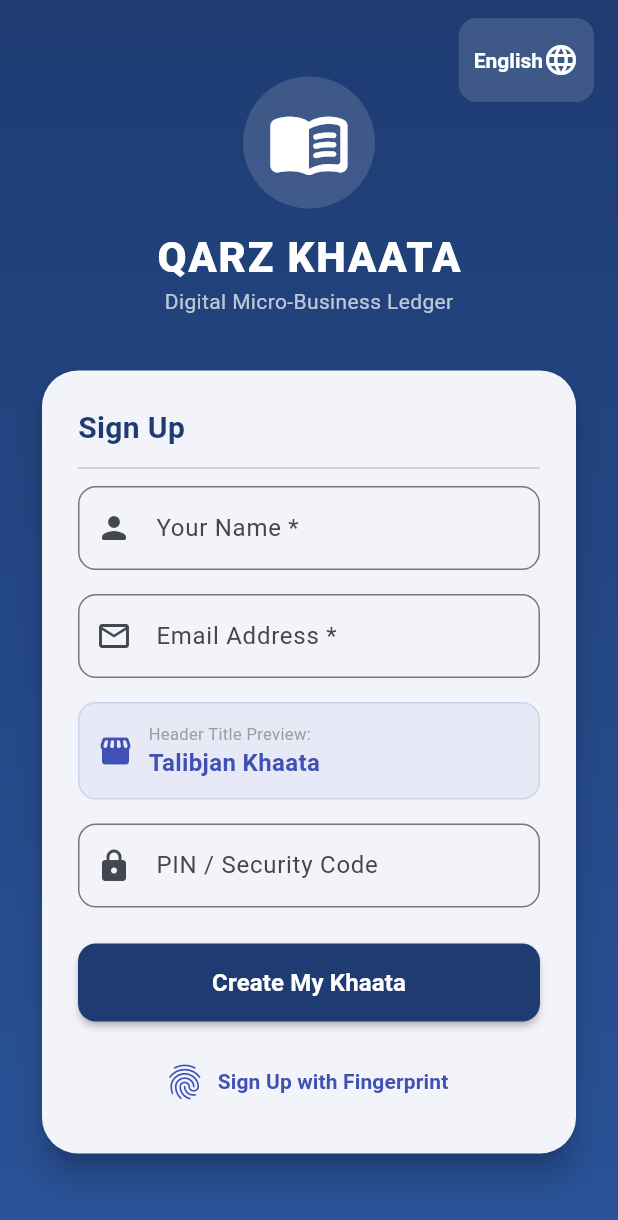
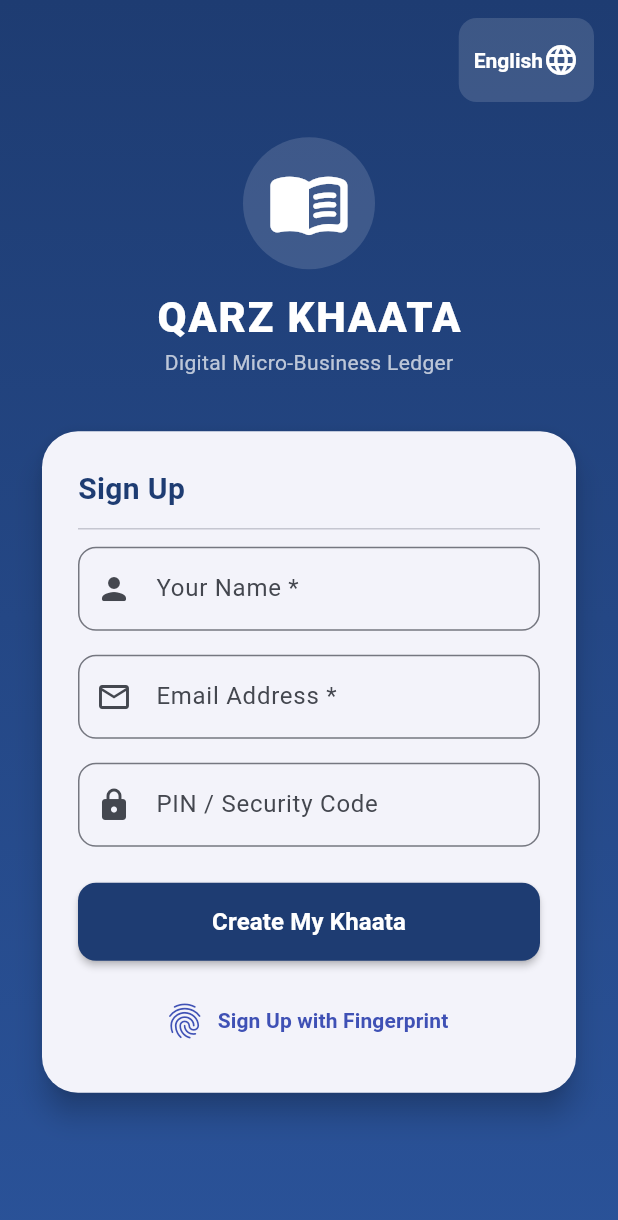
Before and after one commit to talibafridi97-source/QarzKhaataApp, a Flutter app: the screen it shows after launch, on a phone screen of 412 x 824 dp. Shown: the top 1220 px of the screen. Run offline on Flutter 3.47's test engine with Material 3 defaults, Android fonts, the light colour scheme and no system bars; our stand-ins replace local_auth, shared_preferences, sqflite_common_ffi, sqflite_common_ffi_web; accounts and stored records are empty.

Commit message:
Remove header title preview box from Signup screen, keep Name, Email, PIN, and Fingerprint

```diff
--- a/lib/screens/auth_screen.dart
+++ b/lib/screens/auth_screen.dart
@@ -18,7 +18,6 @@ class _AuthScreenState extends State<AuthScreen> {
   final _pinController = TextEditingController();
 
   bool _isSignUpMode = true;
-  String _livePreviewName = '';
 
   @override
   void initState() {
@@ -264,11 +263,6 @@ class _AuthScreenState extends State<AuthScreen> {
                                         borderRadius: BorderRadius.circular(12),
                                       ),
                                     ),
-                                    onChanged: (val) {
-                                      setState(() {
-                                        _livePreviewName = val.trim();
-                                      });
-                                    },
                                     validator: (v) {
                                       if (v == null || v.trim().isEmpty) {
                                         return 'Please enter your name';
@@ -299,58 +293,6 @@ class _AuthScreenState extends State<AuthScreen> {
                                       }
                                       return null;
                                     },
-                                  ),
-                                  const SizedBox(height: 16),
-
-                                  // Live Preview Box
-                                  Container(
-                                    width: double.infinity,
-                                    padding: const EdgeInsets.all(12),
-                                    decoration: BoxDecoration(
-                                      color: Colors.indigo.withAlpha(15),
-                                      borderRadius: BorderRadius.circular(12),
-                                      border: Border.all(
-                                        color: Colors.indigo.withAlpha(40),
-                                      ),
-                                    ),
-                                    child: Row(
-                                      children: [
-                                        const Icon(
-                                          Icons.storefront_rounded,
-                                          color: Colors.indigo,
-                                        ),
-                                        const SizedBox(width: 10),
-                                        Expanded(
-                                          child: Column(
-                                            crossAxisAlignment:
-                                                CrossAxisAlignment.start,
-                                            children: [
-                                              const Text(
-                                                'Header Title Preview:',
-                                                style: TextStyle(
-                                                  fontSize: 11,
-                                                  color: Colors.grey,
-                                                ),
-                                              ),
-                                              Text(
-                                                _livePreviewName.isEmpty
-                                                    ? 'Talibjan Khaata'
-                                                    : (_livePreviewName
-                                                            .toLowerCase()
-                                                            .endsWith('khaata')
-                                                        ? _livePreviewName
-                                                        : '$_livePreviewName Khaata'),
-                                                style: const TextStyle(
-                                                  fontSize: 16,
-                                                  fontWeight: FontWeight.bold,
-                                                  color: Colors.indigo,
-                                                ),
-                                              ),
-                                            ],
-                                          ),
-                                        ),
-                                      ],
-                                    ),
                                   ),
                                   const SizedBox(height: 16),
                                 ] else ...[
```
